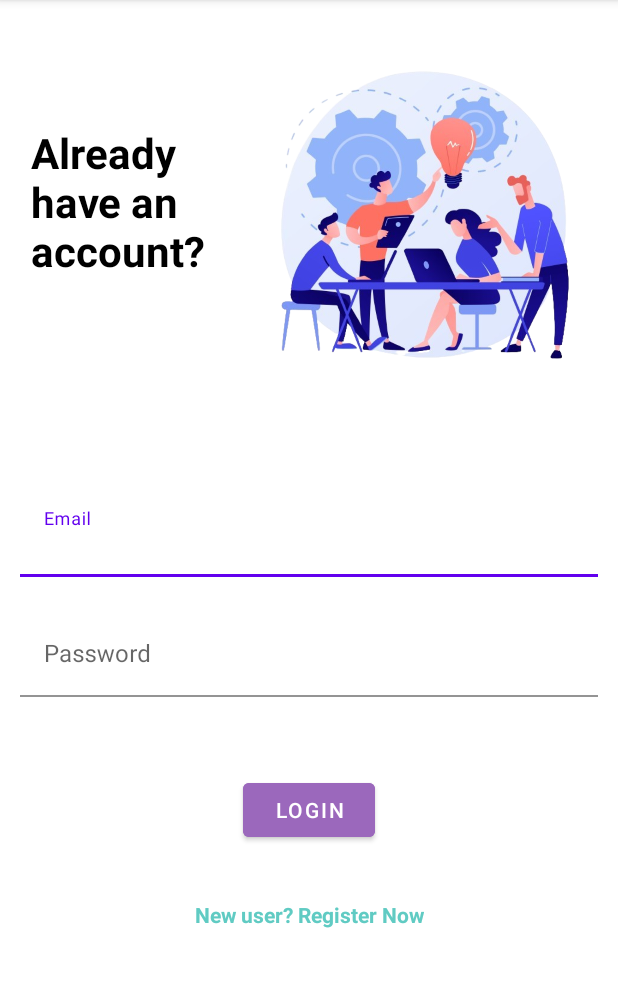
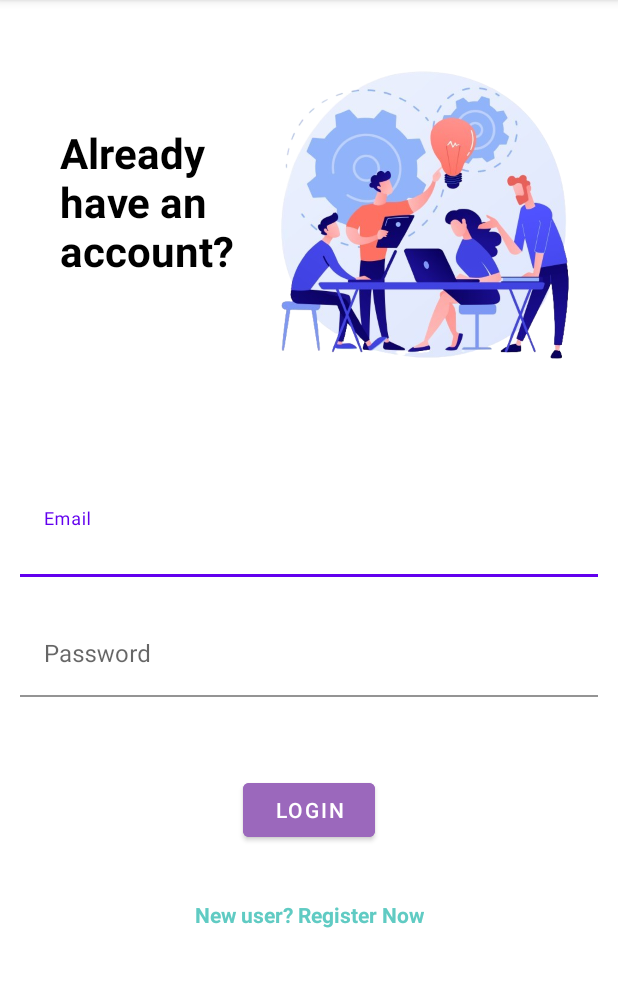
Before and after one commit to Divu03/AcmegreadProject, an Android app: the LoginActivity screen opened directly, with no data from a screen before it, on a phone screen of 412 x 824 dp, the part 84-1071 px from its top. Run offline under Robolectric (Android 15) with nearby library versions, the phone set to English and light mode, and no system bars.

Commit message:
1.3.2 UI arrangement

```diff
--- a/Shopping/app/src/main/res/layout/activity_login.xml
+++ b/Shopping/app/src/main/res/layout/activity_login.xml
@@ -10,15 +10,13 @@
         android:id="@+id/textView"
         android:layout_width="125dp"
         android:layout_height="157dp"
-        android:layout_marginStart="20dp"
+        android:layout_marginStart="40dp"
         android:layout_marginTop="56dp"
-        android:layout_marginEnd="266dp"
         android:gravity="center_vertical"
         android:text="@string/login"
         android:textColor="@color/black"
         android:textSize="28sp"
         android:textStyle="bold"
-        app:layout_constraintEnd_toEndOf="parent"
         app:layout_constraintStart_toStartOf="parent"
         app:layout_constraintTop_toTopOf="parent" />
 
```
